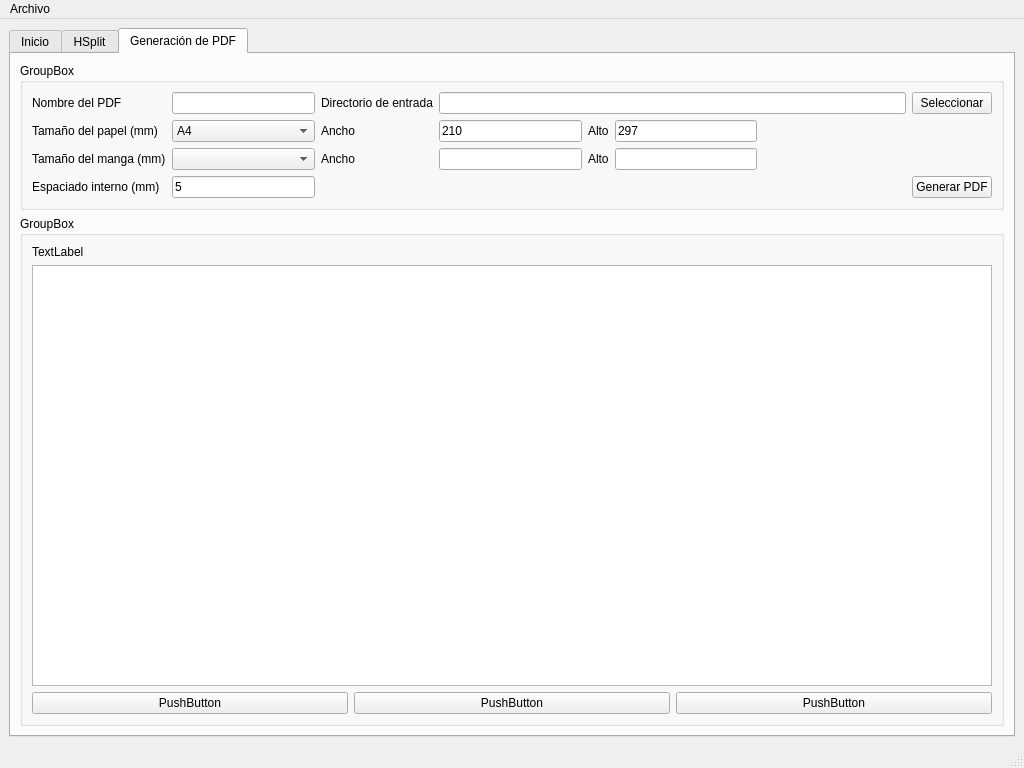
First picture: the form in gui/mainWindow.ui, repository robante15/MangaPDFPrintable, before the edit.
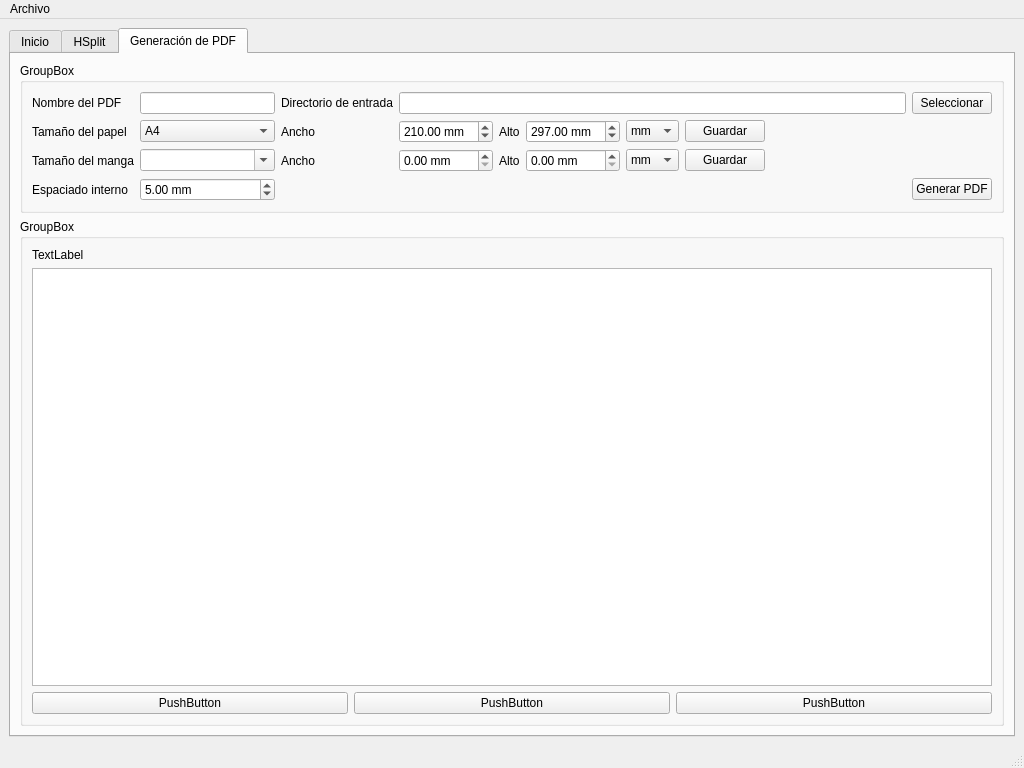
Second picture: the form after the edit. The open tabs and pages were chosen to show the change.

Commit message:
Manga Size
La generación del PDF ya acepta los tamaños del manga como una variable

```diff
--- a/gui/mainWindow.ui
+++ b/gui/mainWindow.ui
@@ -487,6 +487,47 @@
           <layout class="QVBoxLayout" name="verticalLayout_4">
            <item>
             <layout class="QGridLayout" name="gridLayout">
+             <property name="sizeConstraint">
+              <enum>QLayout::SetDefaultConstraint</enum>
+             </property>
+             <item row="3" column="9">
+              <widget class="QPushButton" name="btn_generatePDF">
+               <property name="text">
+                <string>Generar PDF</string>
+               </property>
+              </widget>
+             </item>
+             <item row="2" column="6">
+              <widget class="QComboBox" name="cbox_mangaSizeUnit">
+               <item>
+                <property name="text">
+                 <string>mm</string>
+                </property>
+               </item>
+               <item>
+                <property name="text">
+                 <string>cm</string>
+                </property>
+               </item>
+               <item>
+                <property name="text">
+                 <string>inch</string>
+                </property>
+               </item>
+               <item>
+                <property name="text">
+                 <string>pica</string>
+                </property>
+               </item>
+              </widget>
+             </item>
+             <item row="0" column="9">
+              <widget class="QPushButton" name="btn_pdfInputDirectory">
+               <property name="text">
+                <string>Seleccionar</string>
+               </property>
+              </widget>
+             </item>
              <item row="0" column="0">
               <widget class="QLabel" name="lbl_pdfName">
                <property name="text">
@@ -494,61 +535,17 @@
                </property>
               </widget>
              </item>
-             <item row="1" column="5">
-              <widget class="QLineEdit" name="txt_paperHeight">
+             <item row="1" column="7">
+              <widget class="QPushButton" name="pushButton_4">
                <property name="text">
-                <string>297</string>
+                <string>Guardar</string>
                </property>
               </widget>
              </item>
-             <item row="0" column="7">
-              <widget class="QPushButton" name="btn_pdfInputDirectory">
+             <item row="2" column="7">
+              <widget class="QPushButton" name="btn_saveMangaSize">
                <property name="text">
-                <string>Seleccionar</string>
-               </property>
-              </widget>
-             </item>
-             <item row="2" column="5">
-              <widget class="QLineEdit" name="txt_mangaHeight"/>
-             </item>
-             <item row="0" column="1">
-              <widget class="QLineEdit" name="txt_pdfName"/>
-             </item>
-             <item row="3" column="0">
-              <widget class="QLabel" name="lbl_innerSpacing">
-               <property name="text">
-                <string>Espaciado interno (mm)</string>
-               </property>
-              </widget>
-             </item>
-             <item row="1" column="3">
-              <widget class="QLineEdit" name="txt_paperWidth">
-               <property name="text">
-                <string>210</string>
-               </property>
-              </widget>
-             </item>
-             <item row="2" column="1">
-              <widget class="QComboBox" name="cBox_mangaSize">
-               <property name="minimumSize">
-                <size>
-                 <width>120</width>
-                 <height>0</height>
-                </size>
-               </property>
-              </widget>
-             </item>
-             <item row="2" column="4">
-              <widget class="QLabel" name="lbl_mangaHeight">
-               <property name="text">
-                <string>Alto</string>
-               </property>
-              </widget>
-             </item>
-             <item row="3" column="1">
-              <widget class="QLineEdit" name="txt_innerSpacing">
-               <property name="text">
-                <string>5</string>
+                <string>Guardar</string>
                </property>
               </widget>
              </item>
@@ -559,10 +556,54 @@
                </property>
               </widget>
              </item>
+             <item row="3" column="0">
+              <widget class="QLabel" name="lbl_innerSpacing">
+               <property name="text">
+                <string>Espaciado interno</string>
+               </property>
+              </widget>
+             </item>
+             <item row="0" column="1">
+              <widget class="QLineEdit" name="txt_pdfName"/>
+             </item>
              <item row="1" column="0">
               <widget class="QLabel" name="lbl_paperSize">
                <property name="text">
-                <string>Tamaño del papel (mm)</string>
+                <string>Tamaño del papel</string>
+               </property>
+              </widget>
+             </item>
+             <item row="2" column="4">
+              <widget class="QLabel" name="lbl_mangaHeight">
+               <property name="text">
+                <string>Alto</string>
+               </property>
+              </widget>
+             </item>
+             <item row="2" column="0">
+              <widget class="QLabel" name="lbl_mangaSize">
+               <property name="text">
+                <string>Tamaño del manga</string>
+               </property>
+              </widget>
+             </item>
+             <item row="0" column="2">
+              <widget class="QLabel" name="lbl_pdfInputDirectory">
+               <property name="text">
+                <string>Directorio de entrada</string>
+               </property>
+              </widget>
+             </item>
+             <item row="2" column="1">
+              <widget class="QComboBox" name="cBox_mangaSize">
+               <property name="minimumSize">
+                <size>
+                 <width>120</width>
+                 <height>0</height>
+                </size>
+               </property>
+               <property name="editable">
+                <bool>true</bool>
                </property>
               </widget>
              </item>
@@ -586,10 +627,19 @@
                </item>
               </widget>
              </item>
-             <item row="0" column="2">
-              <widget class="QLabel" name="lbl_pdfInputDirectory">
-               <property name="text">
-                <string>Directorio de entrada</string>
+             <item row="3" column="1">
+              <widget class="QDoubleSpinBox" name="dsbox_innerSpacing">
+               <property name="suffix">
+                <string> mm</string>
+               </property>
+               <property name="maximum">
+                <double>500.000000000000000</double>
+               </property>
+               <property name="singleStep">
+                <double>0.500000000000000</double>
+               </property>
+               <property name="value">
+                <double>5.000000000000000</double>
                </property>
               </widget>
              </item>
@@ -600,16 +650,30 @@
                </property>
               </widget>
              </item>
-             <item row="2" column="0">
-              <widget class="QLabel" name="lbl_mangaSize">
-               <property name="text">
-                <string>Tamaño del manga (mm)</string>
-               </property>
+             <item row="1" column="6">
+              <widget class="QComboBox" name="cbox_paperSizeUnit">
+               <item>
+                <property name="text">
+                 <string>mm</string>
+                </property>
+               </item>
+               <item>
+                <property name="text">
+                 <string>cm</string>
+                </property>
+               </item>
+               <item>
+                <property name="text">
+                 <string>inch</string>
+                </property>
+               </item>
+               <item>
+                <property name="text">
+                 <string>pica</string>
+                </property>
+               </item>
               </widget>
              </item>
-             <item row="2" column="3">
-              <widget class="QLineEdit" name="txt_mangaWidth"/>
-             </item>
              <item row="1" column="4">
               <widget class="QLabel" name="lbl_paperHeight">
                <property name="text">
@@ -617,29 +681,78 @@
                </property>
               </widget>
              </item>
-             <item row="1" column="6">
-              <spacer name="horizontalSpacer_2">
-               <property name="orientation">
-                <enum>Qt::Horizontal</enum>
+             <item row="1" column="5">
+              <widget class="QDoubleSpinBox" name="dsbox_paperHeight">
+               <property name="suffix">
+                <string> mm</string>
                </property>
-               <property name="sizeHint" stdset="0">
-                <size>
-                 <width>40</width>
-                 <height>20</height>
-                </size>
+               <property name="maximum">
+                <double>1500.000000000000000</double>
                </property>
-              </spacer>
+               <property name="value">
+                <double>297.000000000000000</double>
+               </property>
+              </widget>
              </item>
-             <item row="0" column="3" colspan="4">
+             <item row="1" column="3">
+              <widget class="QDoubleSpinBox" name="dsbox_paperWidth">
+               <property name="prefix">
+                <string/>
+               </property>
+               <property name="suffix">
+                <string> mm</string>
+               </property>
+               <property name="maximum">
+                <double>1500.000000000000000</double>
+               </property>
+               <property name="value">
+                <double>210.000000000000000</double>
+               </property>
+              </widget>
+             </item>
+             <item row="2" column="3">
+              <widget class="QDoubleSpinBox" name="dsbox_mangaWidth">
+               <property name="suffix">
+                <string> mm</string>
+               </property>
+               <property name="maximum">
+                <double>1500.000000000000000</double>
+               </property>
+              </widget>
+             </item>
+             <item row="2" column="5">
+              <widget class="QDoubleSpinBox" name="dsbox_mangaHeight">
+               <property name="suffix">
+                <string> mm</string>
+               </property>
+               <property name="maximum">
+                <double>1500.000000000000000</double>
+               </property>
+              </widget>
+             </item>
+             <item row="0" column="3" colspan="6">
               <widget class="QLineEdit" name="txt_pdfInputDirectory"/>
              </item>
-             <item row="3" column="7">
-              <widget class="QPushButton" name="btn_generatePDF">
+             <item row="2" column="8">
+              <widget class="QLabel" name="lbl_mangaAspectRatio">
                <property name="text">
-                <string>Generar PDF</string>
+                <string/>
                </property>
               </widget>
              </item>
+             <item row="3" column="8">
+              <spacer name="horizontalSpacer_5">
+               <property name="orientation">
+                <enum>Qt::Horizontal</enum>
+               </property>
+               <property name="sizeHint" stdset="0">
+                <size>
+                 <width>40</width>
+                 <height>20</height>
+                </size>
+               </property>
+              </spacer>
+             </item>
             </layout>
            </item>
           </layout>
```
Left out of the diff: 10 changed lines with no effect on the pictures. The commit also changes 7 other files.
